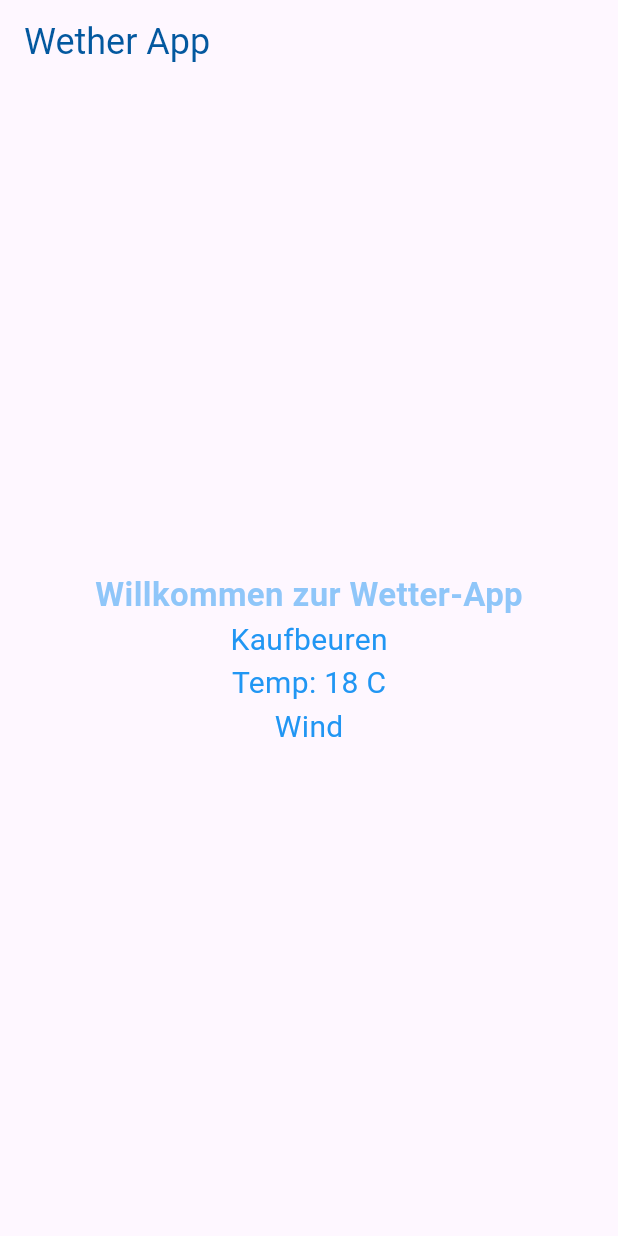
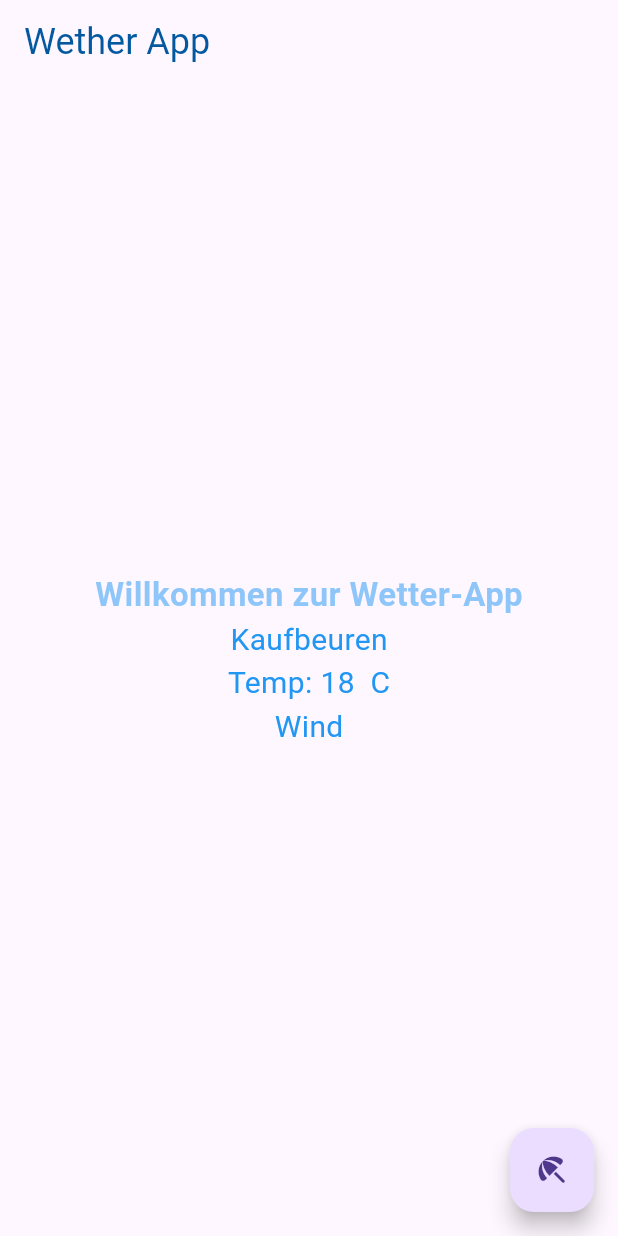
Before and after one commit to komvik/weather_app, a Flutter app: the screen it shows after launch, on a phone screen of 412 x 824 dp. Run offline on Flutter 3.47's test engine with Material 3 defaults, Android fonts, the phone set to English and light mode, and no system bars.

Commit message:
bonus2 completed

```diff
--- a/lib/main.dart
+++ b/lib/main.dart
@@ -6,18 +6,16 @@ import 'package:weather_app/weather_repository.dart';
 void main() {
   WeatherRepository weatherRepository = WeatherRepository();
 
-  runApp(MainApp(repository: weatherRepository));
+  runApp(const MainApp());
 }
 
 class MainApp extends StatelessWidget {
-  const MainApp({super.key, required this.repository});
-
-  final WeatherRepository repository;
+  const MainApp({
+    super.key,
+  });
 
   @override
   Widget build(BuildContext context) {
-    return MaterialApp(
-      home: WeatherApp(repository: repository),
-    );
+    return const MaterialApp(home: WeatherApp());
   }
 }
--- a/lib/weather_app.dart
+++ b/lib/weather_app.dart
@@ -1,11 +1,21 @@
 import 'package:flutter/material.dart';
 import 'package:weather_app/weather_data.dart';
 import 'package:weather_app/weather_repository.dart';
+import 'dart:math';
 
-class WeatherApp extends StatelessWidget {
-  WeatherApp({super.key, required this.repository});
+class WeatherApp extends StatefulWidget {
+  const WeatherApp({
+    super.key,
+  });
 
-  WeatherRepository repository;
+  @override
+  State<WeatherApp> createState() => _WeatherAppState();
+}
+
+//:_______
+class _WeatherAppState extends State<WeatherApp> {
+  _WeatherAppState();
+
   @override
   Widget build(BuildContext context) {
     WeatherKF weatherkf = WeatherRepository().getWeatherRepository();
@@ -18,8 +28,15 @@ class WeatherApp extends StatelessWidget {
                 TextStyle(color: Color.fromARGB(255, 3, 88, 159), fontSize: 24),
           ),
         ),
-        body: Container(
-          child: Column(
+        floatingActionButton: FloatingActionButton(
+          onPressed: () {
+            setState(() {
+              weatherkf = WeatherRepository().getWeatherRepository();
+            });
+          },
+          child: const Icon(Icons.beach_access_rounded),
+        ),
+        body: Column(
           mainAxisAlignment: MainAxisAlignment.center,
           crossAxisAlignment: CrossAxisAlignment.center,
           children: [
@@ -40,15 +57,16 @@ class WeatherApp extends StatelessWidget {
               style: const TextStyle(color: Colors.blue, fontSize: 20),
             ),
             Text(
-                "Temp: ${weatherkf.temperatur} C",
+              "Temp: ${weatherkf.temperatur}  C",
               style: const TextStyle(color: Colors.blue, fontSize: 20),
             ),
             Text(
               weatherkf.wetherstate,
               style: const TextStyle(color: Colors.blue, fontSize: 20),
             ),
+
+            //_________________
           ],
-          ),
         ));
   }
 }
```
Lines whose indentation alone changed are shown as unchanged.
